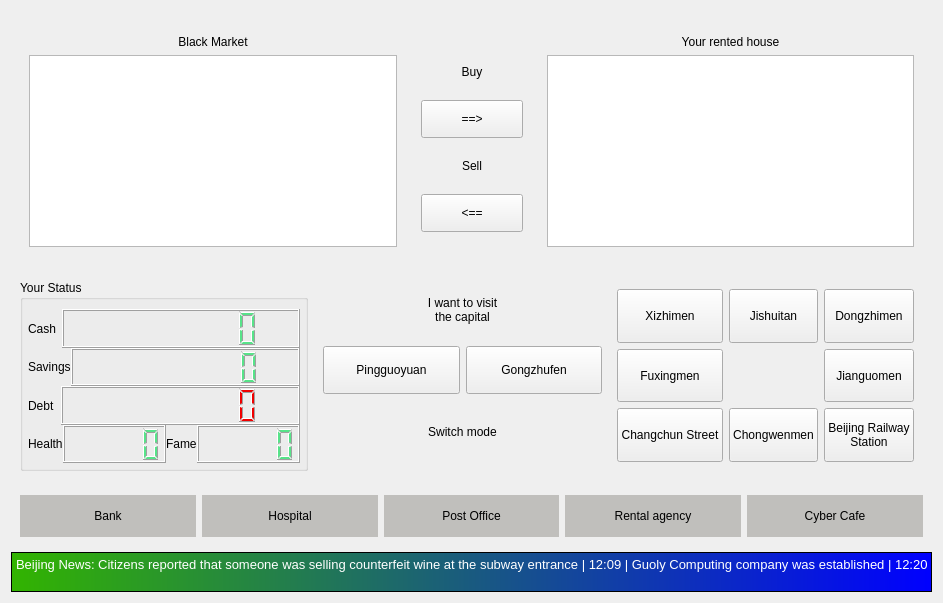
Before: the Qt Designer form form/main_widget.ui in soda92/beijing_fushengji_rewrite, drawn with Qt 5.
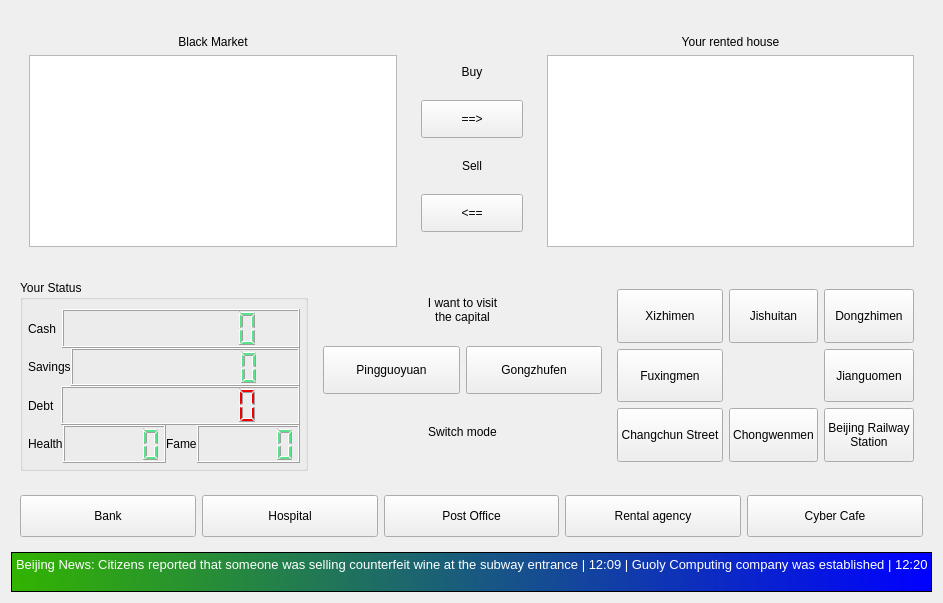
After: the same form once the commit is applied. Icons and pictures are not drawn.

Commit message: remove unuseful dark theme

```diff
--- a/form/main_widget.ui
+++ b/form/main_widget.ui
@@ -707,16 +707,7 @@
    <item>
     <widget class="QWidget" name="places" native="true">
      <property name="styleSheet">
-      <string notr="true">QPushButton {
-height: 40px;
-border: none;
-
-	background-color: rgb(192, 191, 188);
-}
-
-QPushButton::hover {
-background-color: black;
-}</string>
+      <string notr="true"/>
      </property>
      <layout class="QHBoxLayout" name="horizontalLayout">
       <item>
```
Left out of the diff: 5 changed lines with no effect on the pictures. The commit also changes 2 other files.
